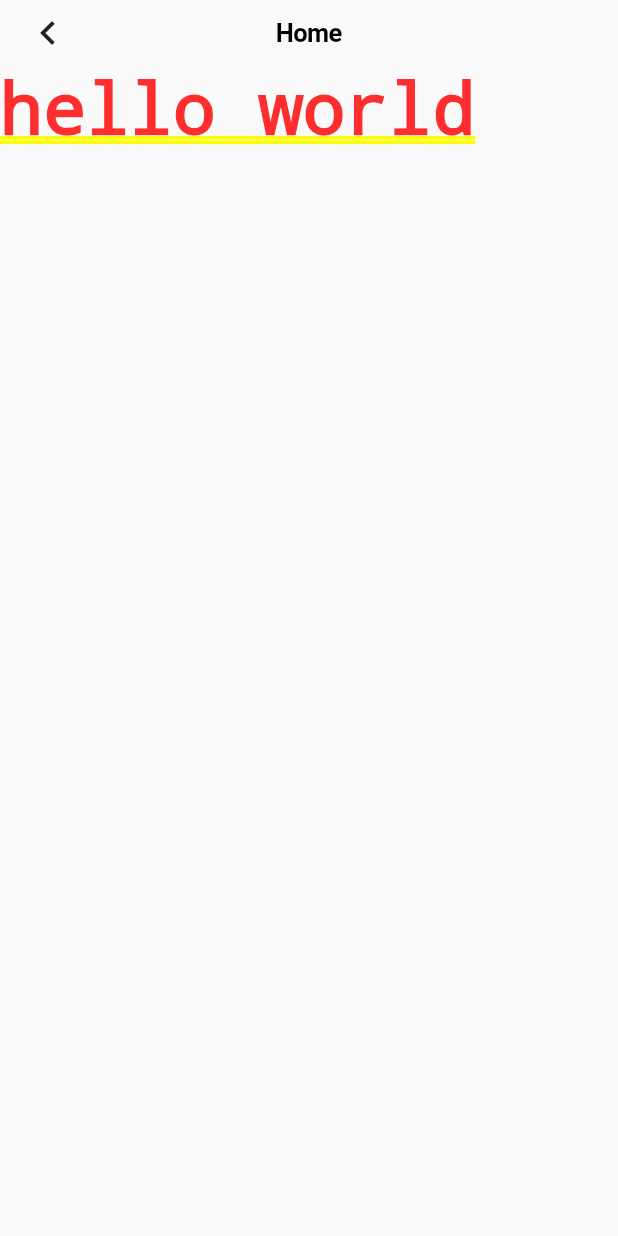
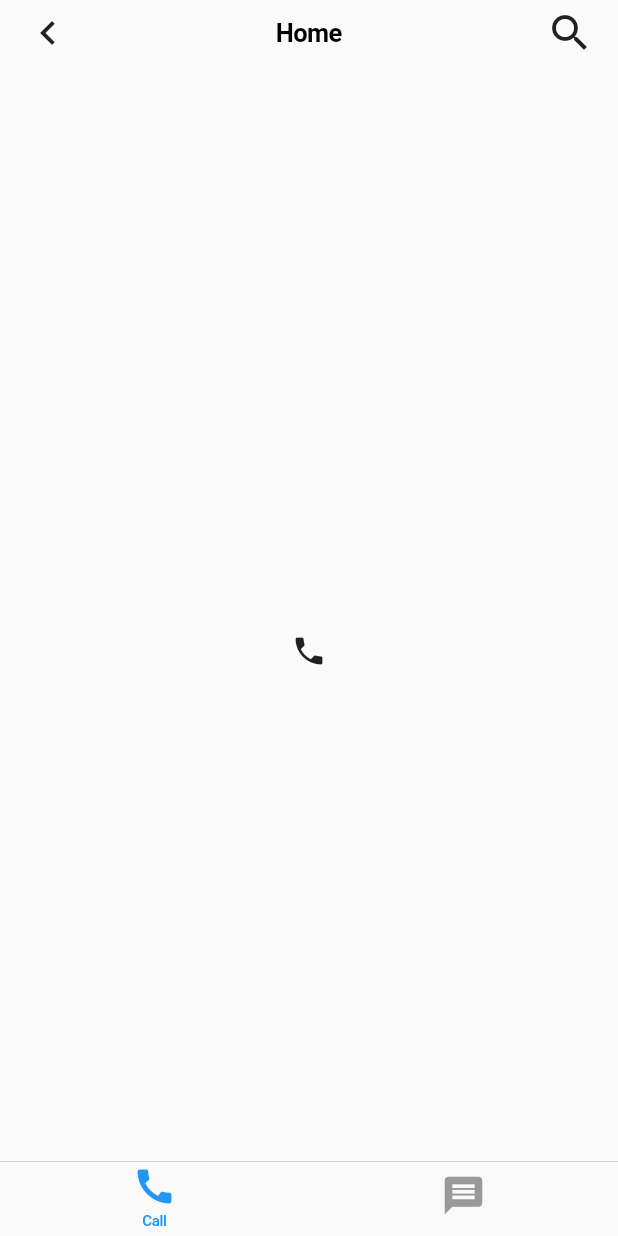
Before and after one commit to harir4/cupertino, a Flutter app: the screen it shows after launch, on a phone screen of 412 x 824 dp. Run offline on Flutter 3.47's test engine with Material 2 defaults, Android fonts, the phone set to English and light mode, and no system bars.

Commit message:
bottomnavigavtion added

```diff
--- a/lib/Screen/Home.dart
+++ b/lib/Screen/Home.dart
@@ -10,15 +10,21 @@ class _HomeScreenState extends State<HomeScreen> {
   @override
   Widget build(BuildContext context) {
     return CupertinoPageScaffold(
-      navigationBar: CupertinoNavigationBar(
-        backgroundColor: Colors.blue,
-        middle: Text('Home'),
-        leading: GestureDetector(
-          child: Icon(Icons.navigate_before),
-          onTap: () {},
-        ),
-      ),
-      child: Text("hello world"),
-    );
+        navigationBar: CupertinoNavigationBar(
+            backgroundColor: Colors.blue,
+            middle: Text('Home'),
+            leading: Icon(Icons.navigate_before),
+            trailing: Icon(Icons.search)),
+        child: CupertinoTabScaffold(
+          tabBar: CupertinoTabBar(items: [
+            BottomNavigationBarItem(
+                icon: Icon(Icons.call), title: Text('Call')),
+            BottomNavigationBarItem(icon: Icon(Icons.message)),
+          ]),
+          tabBuilder: (context, int i) {
+            return Center(
+                child: i == 0 ? Icon(Icons.phone) : Icon(Icons.message));
+          },
+        ));
   }
 }
```
